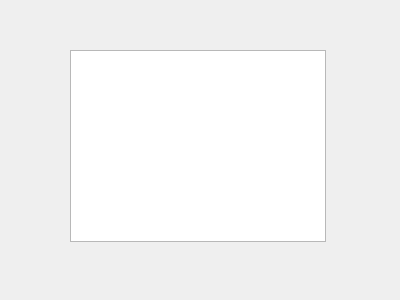
Above: agregarcombos.ui from Cthulhu21/Evaluacion before the change. Below: the same form after it.
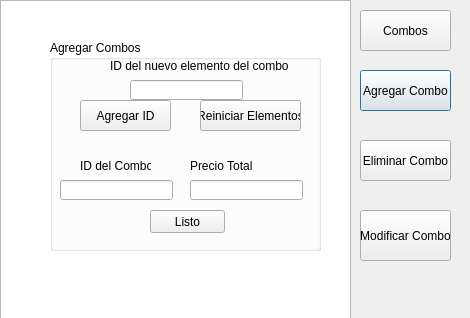
That is the form after the change.

Commit message: Agregar funciones varias combos 1.0

Diff of the .ui file:
```diff
--- a/agregarcombos.ui
+++ b/agregarcombos.ui
@@ -6,23 +6,199 @@
    <rect>
     <x>0</x>
     <y>0</y>
-    <width>400</width>
-    <height>300</height>
+    <width>470</width>
+    <height>318</height>
    </rect>
   </property>
   <property name="windowTitle">
    <string>Dialog</string>
   </property>
-  <widget class="QColumnView" name="columnView">
+  <widget class="QTableWidget" name="Tabla">
    <property name="geometry">
     <rect>
-     <x>70</x>
-     <y>50</y>
-     <width>256</width>
-     <height>192</height>
+     <x>0</x>
+     <y>0</y>
+     <width>351</width>
+     <height>321</height>
     </rect>
    </property>
   </widget>
+  <widget class="QPushButton" name="AgregarCombo">
+   <property name="geometry">
+    <rect>
+     <x>360</x>
+     <y>70</y>
+     <width>91</width>
+     <height>41</height>
+    </rect>
+   </property>
+   <property name="text">
+    <string>Agregar Combo</string>
+   </property>
+  </widget>
+  <widget class="QPushButton" name="EliminarCombo">
+   <property name="geometry">
+    <rect>
+     <x>360</x>
+     <y>140</y>
+     <width>91</width>
+     <height>41</height>
+    </rect>
+   </property>
+   <property name="text">
+    <string>Eliminar Combo</string>
+   </property>
+  </widget>
+  <widget class="QPushButton" name="ModificarCombo">
+   <property name="geometry">
+    <rect>
+     <x>360</x>
+     <y>210</y>
+     <width>91</width>
+     <height>51</height>
+    </rect>
+   </property>
+   <property name="text">
+    <string>Modificar Combo</string>
+   </property>
+  </widget>
+  <widget class="QPushButton" name="Combos">
+   <property name="geometry">
+    <rect>
+     <x>360</x>
+     <y>10</y>
+     <width>91</width>
+     <height>41</height>
+    </rect>
+   </property>
+   <property name="text">
+    <string>Combos</string>
+   </property>
+  </widget>
+  <widget class="QGroupBox" name="CajaAgregarCombos">
+   <property name="geometry">
+    <rect>
+     <x>50</x>
+     <y>40</y>
+     <width>271</width>
+     <height>211</height>
+    </rect>
+   </property>
+   <property name="title">
+    <string>Agregar Combos</string>
+   </property>
+   <widget class="QPushButton" name="AgregarID">
+    <property name="geometry">
+     <rect>
+      <x>30</x>
+      <y>60</y>
+      <width>91</width>
+      <height>31</height>
+     </rect>
+    </property>
+    <property name="text">
+     <string>Agregar ID</string>
+    </property>
+   </widget>
+   <widget class="QLabel" name="label">
+    <property name="geometry">
+     <rect>
+      <x>30</x>
+      <y>110</y>
+      <width>71</width>
+      <height>31</height>
+     </rect>
+    </property>
+    <property name="text">
+     <string>ID del Combo</string>
+    </property>
+   </widget>
+   <widget class="QLabel" name="label_2">
+    <property name="geometry">
+     <rect>
+      <x>60</x>
+      <y>0</y>
+      <width>181</width>
+      <height>51</height>
+     </rect>
+    </property>
+    <property name="text">
+     <string>ID del nuevo elemento del combo</string>
+    </property>
+    <property name="scaledContents">
+     <bool>false</bool>
+    </property>
+   </widget>
+   <widget class="QLabel" name="label_3">
+    <property name="geometry">
+     <rect>
+      <x>140</x>
+      <y>110</y>
+      <width>101</width>
+      <height>31</height>
+     </rect>
+    </property>
+    <property name="text">
+     <string>Precio Total</string>
+    </property>
+   </widget>
+   <widget class="QPushButton" name="Reiniciar">
+    <property name="geometry">
+     <rect>
+      <x>150</x>
+      <y>60</y>
+      <width>101</width>
+      <height>31</height>
+     </rect>
+    </property>
+    <property name="text">
+     <string>Reiniciar Elementos</string>
+    </property>
+   </widget>
+   <widget class="QLineEdit" name="TextoIDAgregar">
+    <property name="geometry">
+     <rect>
+      <x>80</x>
+      <y>40</y>
+      <width>113</width>
+      <height>20</height>
+     </rect>
+    </property>
+   </widget>
+   <widget class="QLineEdit" name="TextoIDNueva">
+    <property name="geometry">
+     <rect>
+      <x>10</x>
+      <y>140</y>
+      <width>113</width>
+      <height>20</height>
+     </rect>
+    </property>
+   </widget>
+   <widget class="QLineEdit" name="TextoPrecio">
+    <property name="geometry">
+     <rect>
+      <x>140</x>
+      <y>140</y>
+      <width>113</width>
+      <height>20</height>
+     </rect>
+    </property>
+   </widget>
+   <widget class="QPushButton" name="Listo">
+    <property name="geometry">
+     <rect>
+      <x>100</x>
+      <y>170</y>
+      <width>75</width>
+      <height>23</height>
+     </rect>
+    </property>
+    <property name="text">
+     <string>Listo</string>
+    </property>
+   </widget>
+  </widget>
  </widget>
  <resources/>
  <connections/>
```
The commit also changes 4 other files.
